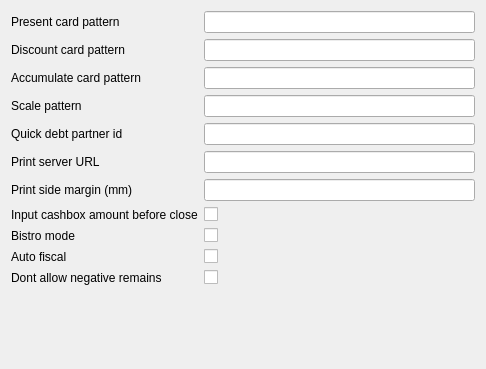
End1-1/Cafe5, file FrontDesk/rworkstationconfigcommon.ui: the form before one commit.
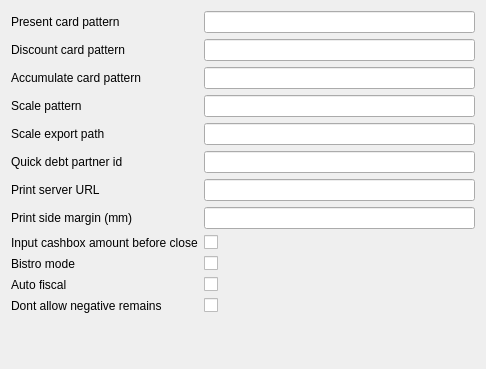
The form after the commit. Custom widgets are drawn as their Qt base class.

What changed in the file:
```diff
--- a/FrontDesk/rworkstationconfigcommon.ui
+++ b/FrontDesk/rworkstationconfigcommon.ui
@@ -52,73 +52,83 @@
     <widget class="QLineEdit" name="leScalePattern"/>
    </item>
    <item row="4" column="0">
+    <widget class="QLabel" name="labelScaleDir">
+     <property name="text">
+      <string>Scale export path</string>
+     </property>
+    </widget>
+   </item>
+   <item row="4" column="1">
+    <widget class="QLineEdit" name="leScaleDir"/>
+   </item>
+   <item row="5" column="0">
     <widget class="QLabel" name="labelPartner">
      <property name="text">
       <string>Quick debt partner id</string>
      </property>
     </widget>
    </item>
-   <item row="4" column="1">
+   <item row="5" column="1">
     <widget class="QLineEdit" name="leQuickDebtPartner"/>
    </item>
-   <item row="5" column="0">
+   <item row="6" column="0">
     <widget class="QLabel" name="labelPrint">
      <property name="text">
       <string>Print server URL</string>
      </property>
     </widget>
    </item>
-   <item row="5" column="1">
+   <item row="6" column="1">
     <widget class="QLineEdit" name="lePrintServer"/>
    </item>
-   <item row="6" column="0">
+   <item row="7" column="0">
     <widget class="QLabel" name="labelPrint_2">
      <property name="text">
       <string>Print side margin (mm)</string>
      </property>
     </widget>
    </item>
-   <item row="6" column="1">
+   <item row="7" column="1">
     <widget class="C5LineEdit" name="lePrintPaperWidth"/>
    </item>
-   <item row="7" column="0">
+   <item row="8" column="0">
     <widget class="QLabel" name="labelCashboxClose">
      <property name="text">
       <string>Input cashbox amount before close</string>
      </property>
     </widget>
    </item>
-   <item row="7" column="1">
+   <item row="8" column="1">
     <widget class="QCheckBox" name="chInputCashboxBeforeClose"/>
    </item>
-   <item row="8" column="0">
+   <item row="9" column="0">
     <widget class="QLabel" name="labelBistro">
      <property name="text">
       <string>Bistro mode</string>
      </property>
     </widget>
    </item>
-   <item row="8" column="1">
+   <item row="9" column="1">
     <widget class="QCheckBox" name="chBistro"/>
    </item>
-   <item row="9" column="0">
+   <item row="10" column="0">
     <widget class="QLabel" name="labelBistro_2">
      <property name="text">
       <string>Auto fiscal</string>
      </property>
     </widget>
    </item>
-   <item row="9" column="1">
+   <item row="10" column="1">
     <widget class="QCheckBox" name="chAutoFiscal"/>
    </item>
-   <item row="10" column="0">
+   <item row="11" column="0">
     <widget class="QLabel" name="labelBistro_3">
      <property name="text">
       <string>Dont allow negative remains</string>
      </property>
     </widget>
    </item>
-   <item row="10" column="1">
+   <item row="11" column="1">
     <widget class="QCheckBox" name="chDontAllowNegativeRemains"/>
    </item>
   </layout>
```
